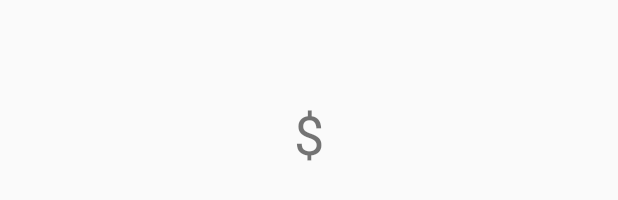
After one commit to Sergiooo97/ntcad, an Android app: the layout dinero.xml on its own in the app's theme, with its tools: preview values and no code run, on a phone screen of 412 x 824 dp. The commit adds this screen. Shown: the part 479-679 px from the top of the screen. Run offline under Robolectric (Android 15) with nearby library versions, the phone set to English and light mode, and no system bars.

Commit message:
Añadí la funcion de dinero

```diff
--- a/ncad/SplashtoHomeAngga-master/app/src/main/AndroidManifest.xml
+++ b/ncad/SplashtoHomeAngga-master/app/src/main/AndroidManifest.xml
@@ -24,6 +24,8 @@
         </activity>
         <activity android:name=".Consulta">
         </activity>
+        <activity android:name=".dinero_class">
+        </activity>
     </application>
 
 </manifest>
--- a/ncad/SplashtoHomeAngga-master/app/src/main/java/com/example/anggarisky/splashtohomeangga/menuclass.java
+++ b/ncad/SplashtoHomeAngga-master/app/src/main/java/com/example/anggarisky/splashtohomeangga/menuclass.java
@@ -6,12 +6,10 @@ import android.os.StrictMode;
 import android.os.StrictMode.ThreadPolicy.Builder;
 import android.support.v7.app.AppCompatActivity;
 import android.view.View;
-import android.view.View.OnClickListener;
 
 import android.view.animation.Animation;
 import android.view.animation.AnimationUtils;
 import android.widget.Button;
-import android.widget.EditText;
 import android.widget.ImageView;
 import android.widget.Spinner;
 import android.widget.TextView;
@@ -36,7 +34,7 @@ public class menuclass extends AppCompatActivity {
         this.frombotton = AnimationUtils.loadAnimation(this, R.anim.frombottom);
        this.btnin = (Button) findViewById(R.id.btnIncribir);
         this.btncon = (Button) findViewById(R.id.btnConsultar);
-        this.btnca = (Button) findViewById(R.id.btncal);
+        this.btnca = (Button) findViewById(R.id.btnDIn);
         this.txtca = (TextView) findViewById(R.id.txtcall);
         this.txtcon = (TextView) findViewById(R.id.txtIns2);
         this.txtiin = (TextView) findViewById(R.id.txtins);
--- a/ncad/SplashtoHomeAngga-master/app/src/main/res/layout/activity_main.xml
+++ b/ncad/SplashtoHomeAngga-master/app/src/main/res/layout/activity_main.xml
@@ -33,7 +33,7 @@
         app:layout_constraintVertical_bias="0.7" />
 
     <Button
-        android:id="@+id/btncal"
+        android:id="@+id/btnDIn"
         android:layout_width="61dp"
         android:layout_height="62dp"
         android:layout_marginStart="8.0dip"
@@ -79,7 +79,7 @@
         android:layout_width="wrap_content"
         android:layout_height="wrap_content"
         android:layout_marginBottom="8.0dip"
-        android:text="Calificaciones"
+        android:text="Dinerito"
         android:textColor="@color/colorAccent"
         android:textSize="30.0sp"
         app:layout_constraintBottom_toBottomOf="parent"
--- /dev/null
+++ b/ncad/SplashtoHomeAngga-master/app/src/main/res/layout/dinero.xml
@@ -0,0 +1,22 @@
+<?xml version="1.0" encoding="utf-8"?>
+<android.support.constraint.ConstraintLayout
+    xmlns:android="http://schemas.android.com/apk/res/android"
+    xmlns:app="http://schemas.android.com/apk/res-auto"
+    xmlns:tools="http://schemas.android.com/tools"
+    android:layout_width="match_parent"
+    android:layout_height="match_parent">
+
+    <TextView
+        android:id="@+id/tvDInerito"
+        android:layout_width="wrap_content"
+        android:layout_height="wrap_content"
+        android:layout_marginStart="8dp"
+        android:layout_marginEnd="8dp"
+        android:layout_marginBottom="8dp"
+        android:text="$"
+        android:textSize="36sp"
+        app:layout_constraintBottom_toBottomOf="parent"
+        app:layout_constraintEnd_toEndOf="parent"
+        app:layout_constraintStart_toStartOf="parent"
+        app:layout_constraintTop_toTopOf="parent" />
+</android.support.constraint.ConstraintLayout>
--- a/ncad/SplashtoHomeAngga-master/app/src/main/res/layout/formulario_layout.xml
+++ b/ncad/SplashtoHomeAngga-master/app/src/main/res/layout/formulario_layout.xml
@@ -125,7 +125,7 @@
                             android:elevation="8dp"
                             android:ems="10"
                             android:gravity="center"
-                            android:hint="Ingresar nombreeee"
+                            android:hint="Ingresar nombre"
                             android:inputType="textPersonName"
                             android:maxLength="20"
                             android:rotationX="0.0"
--- a/ncad/SplashtoHomeAngga-master/app/src/main/res/layout/menu_layout.xml
+++ b/ncad/SplashtoHomeAngga-master/app/src/main/res/layout/menu_layout.xml
@@ -38,7 +38,7 @@
         app:layout_constraintVertical_bias="0.663" />
 
     <Button
-        android:id="@+id/btncal"
+        android:id="@+id/btnDIn"
         android:layout_width="96.0dip"
         android:layout_height="93.0dip"
         android:layout_marginStart="8.0dip"
```
Also changed, not shown: ncad/SplashtoHomeAngga-master/app/src/main/java/com/example/anggarisky/splashtohomeangga/Formulario_class.java (+23 -7 lines), ncad/SplashtoHomeAngga-master/app/src/main/java/com/example/anggarisky/splashtohomeangga/MainActivity.java (+17 -6 lines), ncad/SplashtoHomeAngga-master/app/src/main/java/com/example/anggarisky/splashtohomeangga/dinero_class.java (added, +65 -0 lines).
